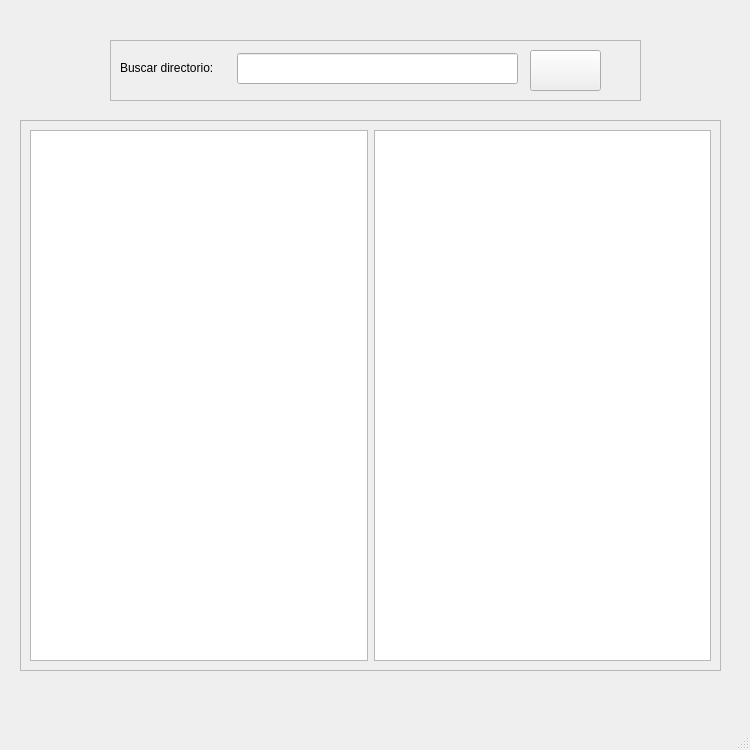
Qt form mainwindow.ui (ManuelCoyago/Practica-08) before a commit.
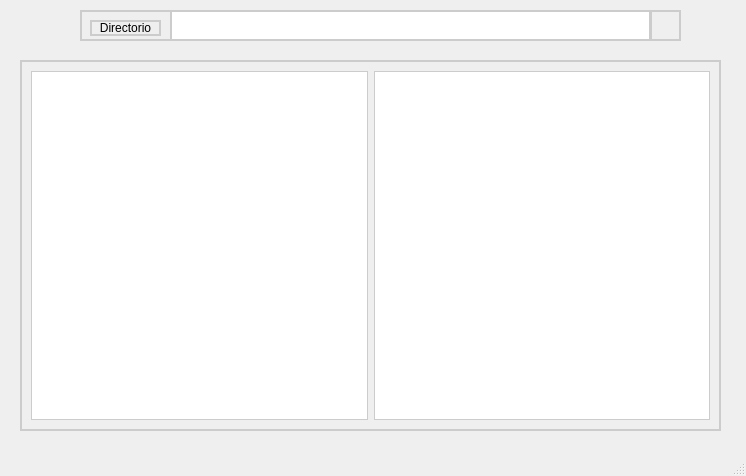
The same form after that commit. Icons and pictures are not drawn.

Commit message: Buscar Directorio v.1.0

The edit to the form file:
```diff
--- a/mainwindow.ui
+++ b/mainwindow.ui
@@ -6,27 +6,37 @@
    <rect>
     <x>0</x>
     <y>0</y>
-    <width>750</width>
-    <height>750</height>
+    <width>746</width>
+    <height>476</height>
    </rect>
   </property>
   <property name="minimumSize">
    <size>
-    <width>750</width>
-    <height>750</height>
+    <width>0</width>
+    <height>0</height>
    </size>
   </property>
   <property name="windowTitle">
-   <string>MainWindow</string>
+   <string>Buscar Directorios...</string>
+  </property>
+  <property name="windowIcon">
+   <iconset>
+    <normaloff>../Downloads/buscar(1).png</normaloff>../Downloads/buscar(1).png</iconset>
+  </property>
+  <property name="styleSheet">
+   <string notr="true"/>
+  </property>
+  <property name="animated">
+   <bool>true</bool>
   </property>
   <widget class="QWidget" name="centralwidget">
    <widget class="QWidget" name="widget" native="true">
     <property name="geometry">
      <rect>
-      <x>90</x>
-      <y>30</y>
-      <width>551</width>
-      <height>71</height>
+      <x>70</x>
+      <y>0</y>
+      <width>621</width>
+      <height>51</height>
      </rect>
     </property>
     <property name="layoutDirection">
@@ -35,14 +45,17 @@
     <widget class="QFrame" name="frame">
      <property name="geometry">
       <rect>
-       <x>20</x>
+       <x>10</x>
        <y>10</y>
-       <width>531</width>
-       <height>61</height>
+       <width>601</width>
+       <height>31</height>
       </rect>
      </property>
      <property name="autoFillBackground">
-      <bool>true</bool>
+      <bool>false</bool>
+     </property>
+     <property name="styleSheet">
+      <string notr="true">border: 2px solid #cccccc;</string>
      </property>
      <property name="frameShape">
       <enum>QFrame::StyledPanel</enum>
@@ -53,40 +66,82 @@
      <property name="lineWidth">
       <number>3</number>
      </property>
-     <widget class="QLabel" name="label">
-      <property name="geometry">
-       <rect>
-        <x>10</x>
-        <y>20</y>
-        <width>106</width>
-        <height>16</height>
-       </rect>
-      </property>
-      <property name="text">
-       <string>Buscar directorio:</string>
-      </property>
-     </widget>
      <widget class="QLineEdit" name="lineEdit">
       <property name="geometry">
        <rect>
-        <x>127</x>
-        <y>13</y>
-        <width>281</width>
+        <x>90</x>
+        <y>0</y>
+        <width>481</width>
         <height>31</height>
        </rect>
       </property>
+      <property name="styleSheet">
+       <string notr="true"/>
+      </property>
+      <property name="readOnly">
+       <bool>true</bool>
+      </property>
      </widget>
      <widget class="QPushButton" name="pushButton">
       <property name="geometry">
        <rect>
-        <x>420</x>
+        <x>570</x>
+        <y>0</y>
+        <width>31</width>
+        <height>31</height>
+       </rect>
+      </property>
+      <property name="styleSheet">
+       <string notr="true">
+
+</string>
+      </property>
+      <property name="text">
+       <string/>
+      </property>
+      <property name="icon">
+       <iconset>
+        <normaloff>../Downloads/buscar(1).png</normaloff>../Downloads/buscar(1).png</iconset>
+      </property>
+      <property name="iconSize">
+       <size>
+        <width>25</width>
+        <height>40</height>
+       </size>
+      </property>
+      <property name="checkable">
+       <bool>false</bool>
+      </property>
+      <property name="autoDefault">
+       <bool>false</bool>
+      </property>
+      <property name="default">
+       <bool>true</bool>
+      </property>
+      <property name="flat">
+       <bool>true</bool>
+      </property>
+     </widget>
+     <widget class="QLabel" name="label">
+      <property name="geometry">
+       <rect>
+        <x>10</x>
         <y>10</y>
         <width>71</width>
-        <height>41</height>
+        <height>16</height>
        </rect>
       </property>
+      <property name="layoutDirection">
+       <enum>Qt::LeftToRight</enum>
+      </property>
+      <property name="styleSheet">
+       <string notr="true">color:black;</string>
+      </property>
       <property name="text">
-       <string/>
+       <string>Directorio</string>
+      </property>
+      <property name="alignment">
+       <set>Qt::AlignCenter</set>
       </property>
      </widget>
     </widget>
@@ -95,11 +150,51 @@
     <property name="geometry">
      <rect>
       <x>20</x>
-      <y>120</y>
+      <y>60</y>
       <width>701</width>
-      <height>551</height>
+      <height>371</height>
      </rect>
     </property>
+    <property name="palette">
+     <palette>
+      <active>
+       <colorrole role="Highlight">
+        <brush brushstyle="SolidPattern">
+         <color alpha="255">
+          <red>0</red>
+          <green>129</green>
+          <blue>227</blue>
+         </color>
+        </brush>
+       </colorrole>
+      </active>
+      <inactive>
+       <colorrole role="Highlight">
+        <brush brushstyle="SolidPattern">
+         <color alpha="170">
+          <red>31</red>
+          <green>117</green>
+          <blue>204</blue>
+         </color>
+        </brush>
+       </colorrole>
+      </inactive>
+      <disabled>
+       <colorrole role="Highlight">
+        <brush brushstyle="SolidPattern">
+         <color alpha="170">
+          <red>31</red>
+          <green>117</green>
+          <blue>204</blue>
+         </color>
+        </brush>
+       </colorrole>
+      </disabled>
+     </palette>
+    </property>
+    <property name="styleSheet">
+     <string notr="true">border: 2px solid #cccccc;</string>
+    </property>
     <property name="frameShape">
      <enum>QFrame::StyledPanel</enum>
     </property>
@@ -108,10 +203,22 @@
     </property>
     <layout class="QHBoxLayout" name="horizontalLayout">
      <item>
-      <widget class="QTreeView" name="treeView"/>
+      <widget class="QTreeView" name="treeView">
+       <property name="styleSheet">
+        <string notr="true">border: 1px solid #cccccc;</string>
+       </property>
+      </widget>
      </item>
      <item>
-      <widget class="QTreeView" name="treeView_2"/>
+      <widget class="QPlainTextEdit" name="plainTextEdit">
+       <property name="font">
+        <font/>
+       </property>
+       <property name="styleSheet">
+        <string notr="true">
+border: 1px solid #cccccc;</string>
+       </property>
+      </widget>
      </item>
     </layout>
    </widget>
```
Left out of the diff: 4 changed lines with no effect on the pictures. The commit also changes 2 other files.
